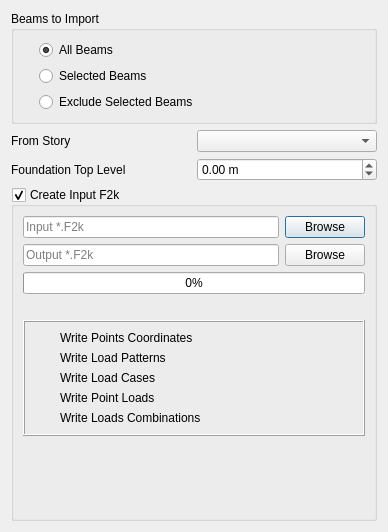
Before: the Qt Designer form safe/punch/Resources/ui/etabs_panel.ui in ebrahimraeyat/OSAFE, drawn with Qt 5.
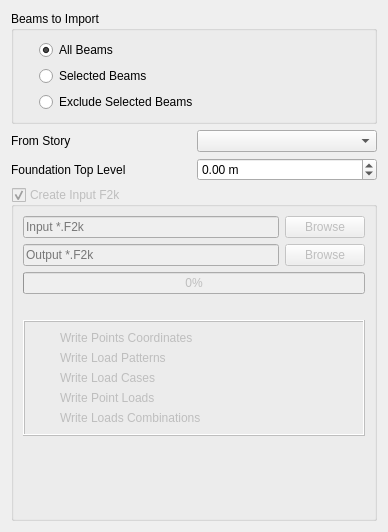
After: the same form once the commit is applied. Icons and pictures are not drawn.

Commit message: temorary disable creating f2k file

Diff of the .ui file:
```diff
--- a/safe/punch/Resources/ui/etabs_panel.ui
+++ b/safe/punch/Resources/ui/etabs_panel.ui
@@ -98,6 +98,9 @@
    </item>
    <item>
     <widget class="QGroupBox" name="f2k_groupbox">
+     <property name="enabled">
+      <bool>false</bool>
+     </property>
      <property name="title">
       <string>Create Input F2k</string>
      </property>
```
The commit also changes 1 other file.
